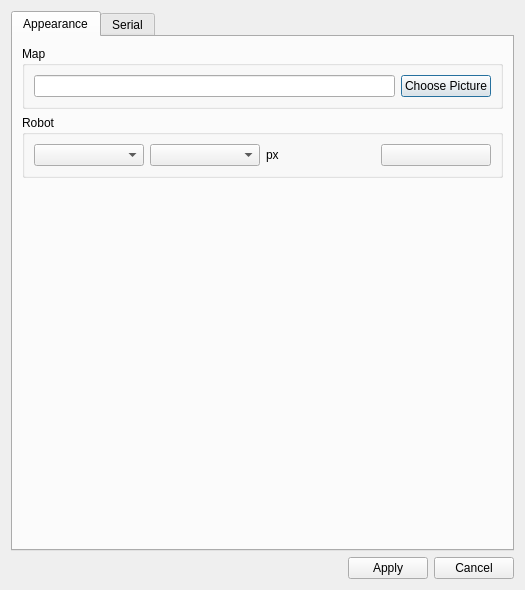
Above: settingsdialog.ui from hfansion/RobotCommander before the change. Below: the same form after it.
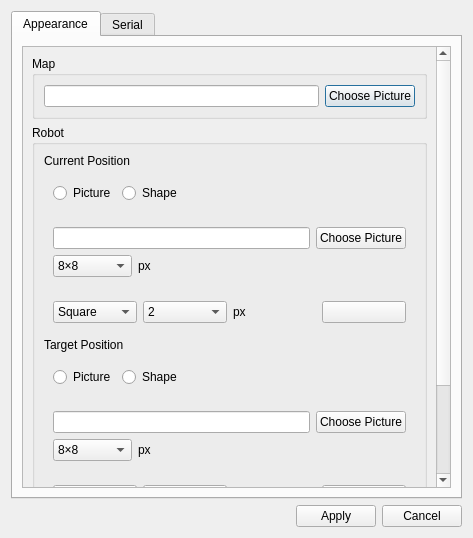
That is the form after the change. The open tabs and pages were chosen to show the change.

The edit to the form file:
```diff
--- a/settingsdialog.ui
+++ b/settingsdialog.ui
@@ -6,8 +6,8 @@
    <rect>
     <x>0</x>
     <y>0</y>
-    <width>525</width>
-    <height>590</height>
+    <width>473</width>
+    <height>538</height>
    </rect>
   </property>
   <property name="windowTitle">
@@ -23,68 +23,522 @@
       <attribute name="title">
        <string>Appearance</string>
       </attribute>
-      <layout class="QVBoxLayout" name="verticalLayout_2">
-       <item>
-        <widget class="QGroupBox" name="groupBox_MapPic">
-         <property name="title">
-          <string>Map</string>
+      <layout class="QGridLayout" name="gridLayout_3">
+       <item row="0" column="0">
+        <widget class="QScrollArea" name="scrollArea">
+         <property name="widgetResizable">
+          <bool>true</bool>
          </property>
-         <layout class="QHBoxLayout" name="horizontalLayout_3">
-          <item>
-           <widget class="QLineEdit" name="lineEdit_MapPic"/>
-          </item>
-          <item>
-           <widget class="QPushButton" name="pushButton_MapPic">
-            <property name="text">
-             <string>Choose Picture</string>
-            </property>
-           </widget>
-          </item>
-         </layout>
+         <widget class="QWidget" name="scrollAreaWidgetContents">
+          <property name="geometry">
+           <rect>
+            <x>0</x>
+            <y>-137</y>
+            <width>416</width>
+            <height>636</height>
+           </rect>
+          </property>
+          <layout class="QVBoxLayout" name="verticalLayout_4">
+           <item>
+            <widget class="QGroupBox" name="groupBox_MapPic">
+             <property name="title">
+              <string>Map</string>
+             </property>
+             <layout class="QHBoxLayout" name="horizontalLayout_3">
+              <item>
+               <widget class="QLineEdit" name="lineEdit_MapPic"/>
+              </item>
+              <item>
+               <widget class="QPushButton" name="pushButton_MapPic">
+                <property name="text">
+                 <string>Choose Picture</string>
+                </property>
+               </widget>
+              </item>
+             </layout>
+            </widget>
+           </item>
+           <item>
+            <widget class="QGroupBox" name="groupBox_RobotPic">
+             <property name="title">
+              <string>Robot</string>
+             </property>
+             <layout class="QVBoxLayout" name="verticalLayout_3">
+              <item>
+               <widget class="QLabel" name="label_2">
+                <property name="text">
+                 <string>Current Position</string>
+                </property>
+               </widget>
+              </item>
+              <item>
+               <widget class="QWidget" name="widget_5" native="true">
+                <layout class="QHBoxLayout" name="horizontalLayout_8">
+                 <item>
+                  <widget class="QRadioButton" name="radioButton_RCP_Pic">
+                   <property name="text">
+                    <string>Picture</string>
+                   </property>
+                  </widget>
+                 </item>
+                 <item>
+                  <widget class="QRadioButton" name="radioButton_RCP_Shape">
+                   <property name="text">
+                    <string>Shape</string>
+                   </property>
+                  </widget>
+                 </item>
+                 <item>
+                  <spacer name="horizontalSpacer_3">
+                   <property name="orientation">
+                    <enum>Qt::Horizontal</enum>
+                   </property>
+                   <property name="sizeHint" stdset="0">
+                    <size>
+                     <width>224</width>
+                     <height>20</height>
+                    </size>
+                   </property>
+                  </spacer>
+                 </item>
+                </layout>
+               </widget>
+              </item>
+              <item>
+               <widget class="QWidget" name="widget_RCP_Pic" native="true">
+                <layout class="QVBoxLayout" name="verticalLayout_6">
+                 <item>
+                  <layout class="QHBoxLayout" name="horizontalLayout_9">
+                   <item>
+                    <widget class="QLineEdit" name="lineEdit_RCP_Pic"/>
+                   </item>
+                   <item>
+                    <widget class="QPushButton" name="pushButton_RCP_Pic">
+                     <property name="text">
+                      <string>Choose Picture</string>
+                     </property>
+                    </widget>
+                   </item>
+                  </layout>
+                 </item>
+                 <item>
+                  <layout class="QHBoxLayout" name="horizontalLayout_11">
+                   <item>
+                    <widget class="QComboBox" name="comboBox_RCP_iconSize">
+                     <item>
+                      <property name="text">
+                       <string>8×8</string>
+                      </property>
+                     </item>
+                     <item>
+                      <property name="text">
+                       <string>16×16</string>
+                      </property>
+                     </item>
+                     <item>
+                      <property name="text">
+                       <string>32×32</string>
+                      </property>
+                     </item>
+                     <item>
+                      <property name="text">
+                       <string>48×48</string>
+                      </property>
+                     </item>
+                     <item>
+                      <property name="text">
+                       <string>64×64</string>
+                      </property>
+                     </item>
+                     <item>
+                      <property name="text">
+                       <string>128×128</string>
+                      </property>
+                     </item>
+                    </widget>
+                   </item>
+                   <item>
+                    <widget class="QLabel" name="label_6">
+                     <property name="text">
+                      <string>px</string>
+                     </property>
+                    </widget>
+                   </item>
+                   <item>
+                    <spacer name="horizontalSpacer_5">
+                     <property name="orientation">
+                      <enum>Qt::Horizontal</enum>
+                     </property>
+                     <property name="sizeHint" stdset="0">
+                      <size>
+                       <width>40</width>
+                       <height>20</height>
+                      </size>
+                     </property>
+                    </spacer>
+                   </item>
+                  </layout>
+                 </item>
+                </layout>
+               </widget>
+              </item>
+              <item>
+               <widget class="QWidget" name="widget_RCP_Shape" native="true">
+                <layout class="QHBoxLayout" name="horizontalLayout_7">
+                 <item>
+                  <widget class="QComboBox" name="comboBox_RCP_Shape">
+                   <item>
+                    <property name="text">
+                     <string>Square</string>
+                    </property>
+                   </item>
+                   <item>
+                    <property name="text">
+                     <string>Triangle</string>
+                    </property>
+                   </item>
+                   <item>
+                    <property name="text">
+                     <string>Circular</string>
+                    </property>
+                   </item>
+                  </widget>
+                 </item>
+                 <item>
+                  <widget class="QComboBox" name="comboBox_RCP_Size">
+                   <item>
+                    <property name="text">
+                     <string>2</string>
+                    </property>
+                   </item>
+                   <item>
+                    <property name="text">
+                     <string>4</string>
+                    </property>
+                   </item>
+                   <item>
+                    <property name="text">
+                     <string>6</string>
+                    </property>
+                   </item>
+                   <item>
+                    <property name="text">
+                     <string>8</string>
+                    </property>
+                   </item>
+                   <item>
+                    <property name="text">
+                     <string>10</string>
+                    </property>
+                   </item>
+                   <item>
+                    <property name="text">
+                     <string>12</string>
+                    </property>
+                   </item>
+                   <item>
+                    <property name="text">
+                     <string>14</string>
+                    </property>
+                   </item>
+                   <item>
+                    <property name="text">
+                     <string>16</string>
+                    </property>
+                   </item>
+                   <item>
+                    <property name="text">
+                     <string>18</string>
+                    </property>
+                   </item>
+                   <item>
+                    <property name="text">
+                     <string>20</string>
+                    </property>
+                   </item>
+                   <item>
+                    <property name="text">
+                     <string>Custom</string>
+                    </property>
+                   </item>
+                  </widget>
+                 </item>
+                 <item>
+                  <widget class="QLabel" name="label_4">
+                   <property name="text">
+                    <string>px</string>
+                   </property>
+                  </widget>
+                 </item>
+                 <item>
+                  <widget class="QPushButton" name="pushButton_RCP_Color">
+                   <property name="text">
+                    <string/>
+                   </property>
+                  </widget>
+                 </item>
+                </layout>
+               </widget>
+              </item>
+              <item>
+               <widget class="QLabel" name="label_3">
+                <property name="text">
+                 <string>Target Position</string>
+                </property>
+               </widget>
+              </item>
+              <item>
+               <widget class="QWidget" name="widget_6" native="true">
+                <layout class="QHBoxLayout" name="horizontalLayout_10">
+                 <item>
+                  <widget class="QRadioButton" name="radioButton_RTP_Pic">
+                   <property name="text">
+                    <string>Picture</string>
+                   </property>
+                  </widget>
+                 </item>
+                 <item>
+                  <widget class="QRadioButton" name="radioButton_RTP_Shape">
+                   <property name="text">
+                    <string>Shape</string>
+                   </property>
+                  </widget>
+                 </item>
+                 <item>
+                  <spacer name="horizontalSpacer_4">
+                   <property name="orientation">
+                    <enum>Qt::Horizontal</enum>
+                   </property>
+                   <property name="sizeHint" stdset="0">
+                    <size>
+                     <width>187</width>
+                     <height>16</height>
+                    </size>
+                   </property>
+                  </spacer>
+                 </item>
+                </layout>
+               </widget>
+              </item>
+              <item>
+               <widget class="QWidget" name="widget_RTP_Pic" native="true">
+                <layout class="QVBoxLayout" name="verticalLayout_5">
+                 <item>
+                  <layout class="QHBoxLayout" name="horizontalLayout_5">
+                   <item>
+                    <widget class="QLineEdit" name="lineEdit_RTP_Pic"/>
+                   </item>
+                   <item>
+                    <widget class="QPushButton" name="pushButton_MapPic_2">
+                     <property name="text">
+                      <string>Choose Picture</string>
+                     </property>
+                    </widget>
+                   </item>
+                  </layout>
+                 </item>
+                 <item>
+                  <layout class="QHBoxLayout" name="horizontalLayout_6">
+                   <item>
+                    <widget class="QComboBox" name="comboBox_RTP_iconSize">
+                     <item>
+                      <property name="text">
+                       <string>8×8</string>
+                      </property>
+                     </item>
+                     <item>
+                      <property name="text">
+                       <string>16×16</string>
+                      </property>
+                     </item>
+                     <item>
+                      <property name="text">
+                       <string>32×32</string>
+                      </property>
+                     </item>
+                     <item>
+                      <property name="text">
+                       <string>48×48</string>
+                      </property>
+                     </item>
+                     <item>
+                      <property name="text">
+                       <string>64×64</string>
+                      </property>
+                     </item>
+                     <item>
+                      <property name="text">
+                       <string>128×128</string>
+                      </property>
+                     </item>
+                    </widget>
+                   </item>
+                   <item>
+                    <widget class="QLabel" name="label_5">
+                     <property name="text">
+                      <string>px</string>
+                     </property>
+                    </widget>
+                   </item>
+                   <item>
+                    <spacer name="horizontalSpacer_2">
+                     <property name="orientation">
+                      <enum>Qt::Horizontal</enum>
+                     </property>
+                     <property name="sizeHint" stdset="0">
+                      <size>
+                       <width>40</width>
+                       <height>20</height>
+                      </size>
+                     </property>
+                    </spacer>
+                   </item>
+                  </layout>
+                 </item>
+                </layout>
+               </widget>
+              </item>
+              <item>
+               <widget class="QWidget" name="widget_RTP_Shape" native="true">
+                <layout class="QHBoxLayout" name="horizontalLayout_4">
+                 <item>
+                  <widget class="QComboBox" name="comboBox_RTP_Shape">
+                   <item>
+                    <property name="text">
+                     <string>Square</string>
+                    </property>
+                   </item>
+                   <item>
+                    <property name="text">
+                     <string>Triangle</string>
+                    </property>
+                   </item>
+                   <item>
+                    <property name="text">
+                     <string>Circular</string>
+                    </property>
+                   </item>
+                  </widget>
+                 </item>
+                 <item>
+                  <widget class="QComboBox" name="comboBox_RTP_Size">
+                   <item>
+                    <property name="text">
+                     <string>2</string>
+                    </property>
+                   </item>
+                   <item>
+                    <property name="text">
+                     <string>4</string>
+                    </property>
+                   </item>
+                   <item>
+                    <property name="text">
+                     <string>6</string>
+                    </property>
+                   </item>
+                   <item>
+                    <property name="text">
+                     <string>8</string>
+                    </property>
+                   </item>
+                   <item>
+                    <property name="text">
+                     <string>10</string>
+                    </property>
+                   </item>
+                   <item>
+                    <property name="text">
+                     <string>12</string>
+                    </property>
+                   </item>
+                   <item>
+                    <property name="text">
+                     <string>14</string>
+                    </property>
+                   </item>
+                   <item>
+                    <property name="text">
+                     <string>16</string>
+                    </property>
+                   </item>
+                   <item>
+                    <property name="text">
+                     <string>18</string>
+                    </property>
+                   </item>
+                   <item>
+                    <property name="text">
+                     <string>20</string>
+                    </property>
+                   </item>
+                   <item>
+                    <property name="text">
+                     <string>Custom</string>
+                    </property>
+                   </item>
+                  </widget>
+                 </item>
+                 <item>
+                  <widget class="QLabel" name="label">
+                   <property name="text">
+                    <string>px</string>
+                   </property>
+                  </widget>
+                 </item>
+                 <item>
+                  <widget class="QPushButton" name="pushButton_RTP_Color">
+                   <property name="text">
+                    <string/>
+                   </property>
+                  </widget>
+                 </item>
+                </layout>
+               </widget>
+              </item>
+             </layout>
+            </widget>
+           </item>
+           <item>
+            <widget class="QGroupBox" name="groupBox">
+             <property name="title">
+              <string>Language</string>
+             </property>
+             <layout class="QVBoxLayout" name="verticalLayout_2">
+              <item>
+               <widget class="QComboBox" name="comboBox">
+                <item>
+                 <property name="text">
+                  <string>Chinese</string>
+                 </property>
+                </item>
+                <item>
+                 <property name="text">
+                  <string>English</string>
+                 </property>
+                </item>
+               </widget>
+              </item>
+             </layout>
+            </widget>
+           </item>
+           <item>
+            <spacer name="verticalSpacer">
+             <property name="orientation">
+              <enum>Qt::Vertical</enum>
+             </property>
+             <property name="sizeHint" stdset="0">
+              <size>
+               <width>20</width>
+               <height>1</height>
+              </size>
+             </property>
+            </spacer>
+           </item>
+          </layout>
+         </widget>
         </widget>
        </item>
-       <item>
-        <widget class="QGroupBox" name="groupBox_RobotPic">
-         <property name="title">
-          <string>Robot</string>
-         </property>
-         <layout class="QHBoxLayout" name="horizontalLayout_4">
-          <item>
-           <widget class="QComboBox" name="comboBox_RP_Shape"/>
-          </item>
-          <item>
-           <widget class="QComboBox" name="comboBox_RP_Size"/>
-          </item>
-          <item>
-           <widget class="QLabel" name="label">
-            <property name="text">
-             <string>px</string>
-            </property>
-           </widget>
-          </item>
-          <item>
-           <widget class="QPushButton" name="pushButton_RP_Color">
-            <property name="text">
-             <string/>
-            </property>
-           </widget>
-          </item>
-         </layout>
-        </widget>
-       </item>
-       <item>
-        <spacer name="verticalSpacer">
-         <property name="orientation">
-          <enum>Qt::Vertical</enum>
-         </property>
-         <property name="sizeHint" stdset="0">
-          <size>
-           <width>20</width>
-           <height>320</height>
-          </size>
-         </property>
-        </spacer>
-       </item>
       </layout>
      </widget>
      <widget class="QWidget" name="tabSerial">
```
Left out of the diff: 2 changed lines with no effect on the pictures.
